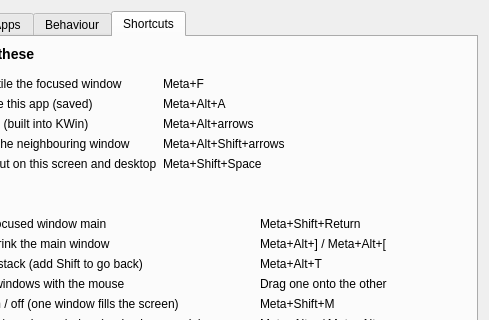
Old version of the form package/contents/ui/config.ui in the repository aic0d3r/stacklet; both pictures show x 92 to 581 and y 0 to 320 of the 581 by 606 pixel window.
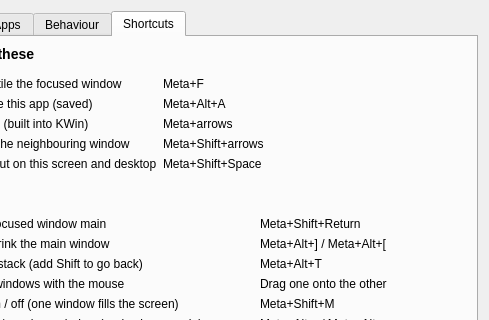
New version of the form. The open tabs and pages were chosen to show the change. Icons and pictures are not drawn.

Commit message:
Hyprland-style arrows: Meta+arrows focus, Meta+Shift+arrows swap
Meta+arrows were KWin's quick tile, which dropped the tile and made Stacklet snap the window back. Stacklet now owns them for focus by direction; swap moves to Meta+Shift+arrows under new ids.

```diff
--- a/package/contents/ui/config.ui
+++ b/package/contents/ui/config.ui
@@ -501,9 +501,9 @@
       <item row="1" column="0"><widget class="QLabel"><property name="text"><string>Tile or untile this app (saved)</string></property></widget></item>
       <item row="1" column="1"><widget class="QLabel"><property name="text"><string>Meta+Alt+A</string></property></widget></item>
       <item row="2" column="0"><widget class="QLabel"><property name="text"><string>Move focus (built into KWin)</string></property></widget></item>
-      <item row="2" column="1"><widget class="QLabel"><property name="text"><string>Meta+Alt+arrows</string></property></widget></item>
+      <item row="2" column="1"><widget class="QLabel"><property name="text"><string>Meta+arrows</string></property></widget></item>
       <item row="3" column="0"><widget class="QLabel"><property name="text"><string>Swap with the neighbouring window</string></property></widget></item>
-      <item row="3" column="1"><widget class="QLabel"><property name="text"><string>Meta+Alt+Shift+arrows</string></property></widget></item>
+      <item row="3" column="1"><widget class="QLabel"><property name="text"><string>Meta+Shift+arrows</string></property></widget></item>
       <item row="4" column="0"><widget class="QLabel"><property name="text"><string>Switch layout on this screen and desktop</string></property></widget></item>
       <item row="4" column="1"><widget class="QLabel"><property name="text"><string>Meta+Shift+Space</string></property></widget></item>
      </layout>
```
The commit also changes 3 other files.
